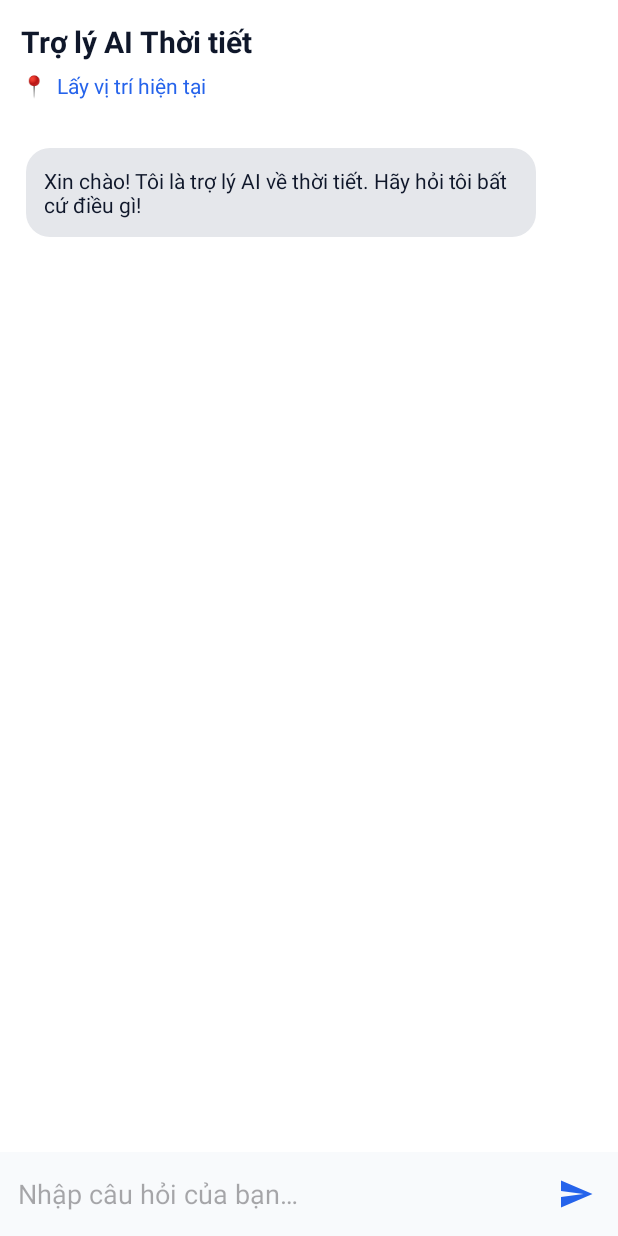
After one commit to ltrungg/WeatherForecast, an Android app: the AiChatActivity screen opened directly, with no data from a screen before it, on a phone screen of 412 x 824 dp. The commit adds this screen. Run offline under Robolectric (Android 15) with nearby library versions, the phone set to English and light mode, and no system bars.

Commit message:
add AI chat

```diff
--- a/app/src/main/AndroidManifest.xml
+++ b/app/src/main/AndroidManifest.xml
@@ -57,5 +57,8 @@
         <activity
             android:name=".AboutActivity"
             android:exported="false" />
+
+        <activity android:name=".AiChatActivity"
+            android:exported="false"/>
     </application>
 </manifest>
--- /dev/null
+++ b/app/src/main/java/com/example/weatherforecast/AiChatActivity.java
@@ -0,0 +1,250 @@
+package com.example.weatherforecast;
+
+import android.os.Bundle;
+import android.text.TextUtils;
+import android.view.View;
+import android.widget.EditText;
+import android.widget.ImageButton;
+import android.widget.TextView;
+import okhttp3.logging.HttpLoggingInterceptor;
+import androidx.annotation.Nullable;
+import androidx.appcompat.app.AppCompatActivity;
+import androidx.recyclerview.widget.LinearLayoutManager;
+import androidx.recyclerview.widget.RecyclerView;
+
+import com.example.weatherforecast.data.WeatherRepository;
+
+import org.json.JSONArray;
+import org.json.JSONObject;
+
+import java.io.IOException;
+import java.util.ArrayList;
+import java.util.List;
+import java.util.Locale;
+
+import okhttp3.MediaType;
+import okhttp3.OkHttpClient;
+import okhttp3.Request;
+import okhttp3.RequestBody;
+import okhttp3.Response;
+
+public class AiChatActivity extends AppCompatActivity {
+
+    private static final String MODEL = "gemini-flash-latest";
+    private static final MediaType JSON = MediaType.parse("application/json; charset=utf-8");
+    private final OkHttpClient http = new OkHttpClient.Builder()
+            .addInterceptor(new HttpLoggingInterceptor()
+                    .setLevel(HttpLoggingInterceptor.Level.BODY))
+            .build();
+    private RecyclerView rv;
+    private ChatAdapter adapter;
+    private EditText etInput;
+    private View btnSend;
+    private TextView btnUseCurrentLoc;
+
+    // Ngữ cảnh vị trí (đọc từ DB khi bấm "Lấy vị trí hiện tại")
+    private String locationContext = null;
+
+    // Lịch sử hội thoại (role: user/model)
+    private final List<Message> history = new ArrayList<>();
+
+    @Override
+    protected void onCreate(@Nullable Bundle savedInstanceState) {
+        super.onCreate(savedInstanceState);
+        setContentView(R.layout.activity_ai_chat);
+
+        rv = findViewById(R.id.recycler);
+        etInput = findViewById(R.id.etInput);
+        btnSend = findViewById(R.id.btnSend);
+        btnUseCurrentLoc = findViewById(R.id.btnUseCurrentLoc);
+
+        adapter = new ChatAdapter();
+        rv.setLayoutManager(new LinearLayoutManager(this));
+        rv.setAdapter(adapter);
+
+        // Lời chào
+        addModel("Xin chào! Tôi là trợ lý AI về thời tiết. Hãy hỏi tôi bất cứ điều gì!");
+
+        btnUseCurrentLoc.setOnClickListener(v -> {
+            WeatherRepository repo = new WeatherRepository(this);
+            long id = repo.getCurrentLocationIdOrAny();
+            WeatherRepository.LocationInfo li = id != -1 ? repo.getLocation(id) : null;
+
+            if (li == null) {
+                locationContext = null;
+                addModel("Chưa có vị trí hiện tại trong DB. Hãy bật vị trí tự động hoặc chọn từ Yêu thích.");
+            } else {
+                String tz = (li.timezone == null || li.timezone.isEmpty())
+                        ? "Asia/Ho_Chi_Minh" : li.timezone;
+                locationContext = String.format(Locale.getDefault(),
+                        "Vị trí hiện tại của người dùng: %s (lat=%.4f, lon=%.4f, tz=%s).",
+                        (li.name == null ? "Không tên" : li.name), li.lat, li.lon, tz);
+                addModel("Đã lấy vị trí: " + li.name + String.format(" (%.4f, %.4f, %s)", li.lat, li.lon, tz));
+            }
+        });
+
+        btnSend.setOnClickListener(v -> {
+            String text = etInput.getText().toString().trim();
+            if (TextUtils.isEmpty(text)) return;
+            etInput.setText("");
+            addUser(text);
+            callGemini(text);
+        });
+    }
+
+    private void addUser(String t) {
+        history.add(new Message("user", t));
+        adapter.add(new ChatBubble(t, true));
+        rv.scrollToPosition(adapter.getItemCount() - 1);
+    }
+
+    private void addModel(String t) {
+        history.add(new Message("model", t));
+        adapter.add(new ChatBubble(t, false));
+        rv.scrollToPosition(adapter.getItemCount() - 1);
+    }
+
+    private void callGemini(String userText) {
+        // Kết hợp vị trí (nếu có) vào prompt đầu vào
+        String finalPrompt = (locationContext == null)
+                ? userText
+                : locationContext + "\n\n" +
+                "Hãy dùng thông tin vị trí trên để trả lời ngắn gọn, rõ ràng, ưu tiên tiếng Việt.\n\n" + userText;
+
+        new Thread(() -> {
+            try {
+                String apiKey = BuildConfig.GOOGLE_AI_KEY;
+                if (apiKey == null || apiKey.isEmpty()) {
+                    // Fallback từ strings.xml (demo)
+                    apiKey = getString(R.string.google_ai_key);
+                }
+
+                JSONObject root = new JSONObject();
+                JSONArray contents = new JSONArray();
+
+                // Duyệt lịch sử thành mảng contents theo format Gemini
+                // (chỉ gửi vài lượt gần nhất để ngắn gọn)
+                int start = Math.max(0, history.size() - 10);
+                for (int i = start; i < history.size(); i++) {
+                    Message m = history.get(i);
+                    JSONObject c = new JSONObject();
+                    c.put("role", m.role);
+                    JSONArray parts = new JSONArray();
+                    JSONObject part = new JSONObject();
+                    part.put("text", m.text);
+                    parts.put(part);
+                    c.put("parts", parts);
+                    contents.put(c);
+                }
+
+                // Thêm lượt user hiện tại với prompt đã gộp vị trí
+                JSONObject c = new JSONObject();
+                c.put("role", "user");
+                JSONArray parts = new JSONArray();
+                JSONObject part = new JSONObject();
+                part.put("text", finalPrompt);
+                parts.put(part);
+                c.put("parts", parts);
+                contents.put(c);
+
+                root.put("contents", contents);
+
+                Request req = new Request.Builder()
+                        .url("https://generativelanguage.googleapis.com/v1beta/models/"
+                                + MODEL + ":generateContent?key=" + apiKey)
+                        .post(RequestBody.create(root.toString(), JSON))
+                        .build();
+
+                try (Response resp = http.newCall(req).execute()) {
+                    String body = resp.body() != null ? resp.body().string() : "";
+                    if (!resp.isSuccessful()) {
+                        String serverMsg = extractErrorMessage(body);
+                        final String display = "Lỗi gọi AI: HTTP " + resp.code()
+                                + (serverMsg == null ? "" : (" – " + serverMsg));
+                        runOnUiThread(() -> addModel(display));
+                        return;
+                    }
+                    String text = parseGeminiText(body);
+                    if (TextUtils.isEmpty(text)) text = "Xin lỗi, tôi chưa hiểu. Bạn có thể hỏi lại không?";
+                    String finalText = text;
+                    runOnUiThread(() -> addModel(finalText));
+                }
+            } catch (IOException ioe) {
+                runOnUiThread(() -> addModel("Mạng lỗi: " + ioe.getMessage()));
+            } catch (Exception e) {
+                runOnUiThread(() -> addModel("Đã xảy ra lỗi: " + e.getMessage()));
+            }
+        }).start();
+    }
+
+    private String extractErrorMessage(String json) {
+        try {
+            JSONObject root = new JSONObject(json);
+            JSONObject err = root.optJSONObject("error");
+            if (err != null) {
+                String msg = err.optString("message", null);
+                String status = err.optString("status", null);
+                if (msg != null && status != null) return status + ": " + msg;
+                if (msg != null) return msg;
+            }
+            return json != null && !json.isEmpty() ? json : null;
+        } catch (Exception ignore) { return null; }
+    }
+    private String parseGeminiText(String json) {
+        try {
+            JSONObject root = new JSONObject(json);
+            JSONArray candidates = root.optJSONArray("candidates");
+            if (candidates == null || candidates.length() == 0) return null;
+            JSONObject content = candidates.getJSONObject(0).optJSONObject("content");
+            if (content == null) return null;
+            JSONArray parts = content.optJSONArray("parts");
+            if (parts == null || parts.length() == 0) return null;
+            return parts.getJSONObject(0).optString("text", null);
+        } catch (Exception e) {
+            return null;
+        }
+    }
+
+    // ====== models & adapter tối giản ======
+    static class Message {
+        final String role; // "user" | "model"
+        final String text;
+        Message(String r, String t) { role = r; text = t; }
+    }
+
+    static class ChatBubble {
+        final String text;
+        final boolean mine;
+        ChatBubble(String t, boolean m) { text = t; mine = m; }
+    }
+
+    static class ChatAdapter extends RecyclerView.Adapter<ChatVH> {
+        private final List<ChatBubble> data = new ArrayList<>();
+        @Override public ChatVH onCreateViewHolder(android.view.ViewGroup p, int v) {
+            android.view.View view = android.view.LayoutInflater.from(p.getContext())
+                    .inflate(R.layout.item_chat_bubble, p, false);
+            return new ChatVH(view);
+        }
+        @Override public void onBindViewHolder(ChatVH h, int pos) { h.bind(data.get(pos)); }
+        @Override public int getItemCount() { return data.size(); }
+        void add(ChatBubble b) { data.add(b); notifyItemInserted(data.size()-1); }
+    }
+    static class ChatVH extends RecyclerView.ViewHolder {
+        TextView tv;
+        View bubble;
+        ChatVH(View v) { super(v); tv = v.findViewById(R.id.tvMsg); bubble = v.findViewById(R.id.bubble); }
+        void bind(ChatBubble b) {
+            tv.setText(b.text);
+            // canh lề & màu đơn giản
+            android.view.ViewGroup.MarginLayoutParams lp = (android.view.ViewGroup.MarginLayoutParams) bubble.getLayoutParams();
+            if (b.mine) {
+                lp.setMarginStart(64); lp.setMarginEnd(8);
+                bubble.setBackgroundResource(R.drawable.bg_bubble_user);
+            } else {
+                lp.setMarginStart(8); lp.setMarginEnd(64);
+                bubble.setBackgroundResource(R.drawable.bg_bubble_bot);
+            }
+            bubble.setLayoutParams(lp);
+        }
+    }
+}
--- a/app/src/main/java/com/example/weatherforecast/MainActivity.java
+++ b/app/src/main/java/com/example/weatherforecast/MainActivity.java
@@ -1,5 +1,5 @@
 package com.example.weatherforecast;
-
+import com.google.android.material.floatingactionbutton.FloatingActionButton;
 import android.Manifest;
 import android.annotation.SuppressLint;
 import android.content.Intent;
@@ -117,7 +117,9 @@ public class MainActivity extends AppCompatActivity {
 
         tvSunriseTime = findViewById(R.id.tvSunriseTime);
         tvSunsetTime = findViewById(R.id.tvSunsetTime);
-
+        FloatingActionButton fabChat = findViewById(R.id.fab_chat);
+        fabChat.setOnClickListener(v ->
+                startActivity(new Intent(MainActivity.this, AiChatActivity.class)));
         bottomNavigationView = findViewById(R.id.bottomNavigation);
     }
 
--- /dev/null
+++ b/app/src/main/res/drawable/bg_bubble_bot.xml
@@ -0,0 +1,4 @@
+<shape xmlns:android="http://schemas.android.com/apk/res/android" android:shape="rectangle">
+    <solid android:color="#E5E7EB"/>
+    <corners android:radius="16dp"/>
+</shape>
--- /dev/null
+++ b/app/src/main/res/drawable/bg_bubble_user.xml
@@ -0,0 +1,4 @@
+<shape xmlns:android="http://schemas.android.com/apk/res/android" android:shape="rectangle">
+    <solid android:color="#DCFCE7"/>
+    <corners android:radius="16dp"/>
+</shape>
--- /dev/null
+++ b/app/src/main/res/drawable/ic_robot_24.xml
@@ -0,0 +1,3 @@
+<vector xmlns:android="http://schemas.android.com/apk/res/android" android:width="24dp" android:height="24dp" android:viewportWidth="24" android:viewportHeight="24">
+    <path android:fillColor="#000000" android:pathData="M12,2a1,1 0,0 1,1 1v1.06A7,7 0,0 1,19 11v5a4,4 0,0 1,-4 4H9a4,4 0,0 1,-4 -4v-5a7,7 0,0 1,6 -6.94V3a1,1 0,0 1,1 -1zM9,11a1.5,1.5 0,1 0,0 3a1.5,1.5 0,0 0,0 -3zm6,0a1.5,1.5 0,1 0,0 3a1.5,1.5 0,0 0,0 -3z"/>
+</vector>
--- /dev/null
+++ b/app/src/main/res/drawable/ic_send_24.xml
@@ -0,0 +1,3 @@
+<vector xmlns:android="http://schemas.android.com/apk/res/android" android:width="24dp" android:height="24dp" android:viewportWidth="24" android:viewportHeight="24">
+    <path android:fillColor="#2563EB" android:pathData="M2,21l21,-9L2,3v7l15,2 -15,2z"/>
+</vector>
--- /dev/null
+++ b/app/src/main/res/layout/activity_ai_chat.xml
@@ -0,0 +1,80 @@
+<?xml version="1.0" encoding="utf-8"?>
+<androidx.constraintlayout.widget.ConstraintLayout xmlns:android="http://schemas.android.com/apk/res/android"
+    xmlns:app="http://schemas.android.com/apk/res-auto"
+    android:layout_width="match_parent"
+    android:layout_height="match_parent"
+    android:padding="0dp"
+    android:background="@android:color/white">
+
+    <!-- Header -->
+    <LinearLayout
+        android:id="@+id/header"
+        android:layout_width="0dp"
+        android:layout_height="wrap_content"
+        android:orientation="vertical"
+        android:padding="14dp"
+        app:layout_constraintTop_toTopOf="parent"
+        app:layout_constraintStart_toStartOf="parent"
+        app:layout_constraintEnd_toEndOf="parent">
+
+        <TextView
+            android:layout_width="wrap_content"
+            android:layout_height="wrap_content"
+            android:text="Trợ lý AI Thời tiết"
+            android:textStyle="bold"
+            android:textSize="20sp"
+            android:textColor="#0F172A"/>
+
+        <TextView
+            android:id="@+id/btnUseCurrentLoc"
+            android:layout_width="wrap_content"
+            android:layout_height="wrap_content"
+            android:text="📍  Lấy vị trí hiện tại"
+            android:textColor="#2563EB"
+            android:paddingTop="6dp"/>
+    </LinearLayout>
+
+    <!-- Danh sách tin nhắn -->
+    <androidx.recyclerview.widget.RecyclerView
+        android:id="@+id/recycler"
+        android:layout_width="0dp"
+        android:layout_height="0dp"
+        android:padding="12dp"
+        android:clipToPadding="false"
+        app:layout_constraintTop_toBottomOf="@id/header"
+        app:layout_constraintBottom_toTopOf="@id/box"
+        app:layout_constraintStart_toStartOf="parent"
+        app:layout_constraintEnd_toEndOf="parent"/>
+
+    <!-- Ô nhập -->
+    <LinearLayout
+        android:id="@+id/box"
+        android:layout_width="0dp"
+        android:layout_height="56dp"
+        android:orientation="horizontal"
+        android:paddingStart="12dp"
+        android:paddingEnd="8dp"
+        android:gravity="center_vertical"
+        android:background="#F8FAFC"
+        app:layout_constraintBottom_toBottomOf="parent"
+        app:layout_constraintStart_toStartOf="parent"
+        app:layout_constraintEnd_toEndOf="parent">
+
+        <EditText
+            android:id="@+id/etInput"
+            android:layout_width="0dp"
+            android:layout_height="wrap_content"
+            android:layout_weight="1"
+            android:hint="Nhập câu hỏi của bạn…"
+            android:background="@android:color/transparent"/>
+
+        <ImageButton
+            android:id="@+id/btnSend"
+            android:layout_width="40dp"
+            android:layout_height="40dp"
+            android:src="@drawable/ic_send_24"
+            android:contentDescription="Gửi"
+            android:background="?attr/selectableItemBackgroundBorderless"/>
+    </LinearLayout>
+
+</androidx.constraintlayout.widget.ConstraintLayout>
--- /dev/null
+++ b/app/src/main/res/layout/item_chat_bubble.xml
@@ -0,0 +1,19 @@
+<?xml version="1.0" encoding="utf-8"?>
+<FrameLayout xmlns:android="http://schemas.android.com/apk/res/android"
+    android:layout_width="match_parent"
+    android:layout_height="wrap_content"
+    android:paddingVertical="6dp">
+
+    <LinearLayout
+        android:id="@+id/bubble"
+        android:layout_width="wrap_content"
+        android:layout_height="wrap_content"
+        android:padding="12dp">
+
+        <TextView
+            android:id="@+id/tvMsg"
+            android:layout_width="wrap_content"
+            android:layout_height="wrap_content"
+            android:textColor="#0F172A"/>
+    </LinearLayout>
+</FrameLayout>
--- a/app/src/main/res/values/strings.xml
+++ b/app/src/main/res/values/strings.xml
@@ -1,4 +1,5 @@
 <resources>
     <string name="app_name">WeatherForecast</string>
     <string name="delete_action_description">Xóa cảnh báo</string>
+    <string name="google_ai_key">AIzaSyAr5-OO_3ZGQCoE4zJ24DBAHiTucXDkIsE</string>
 </resources>
```
Also changed, not shown: app/build.gradle.kts (+25 -1 lines), app/src/main/res/layout/activity_main.xml (+13 -0 lines).
